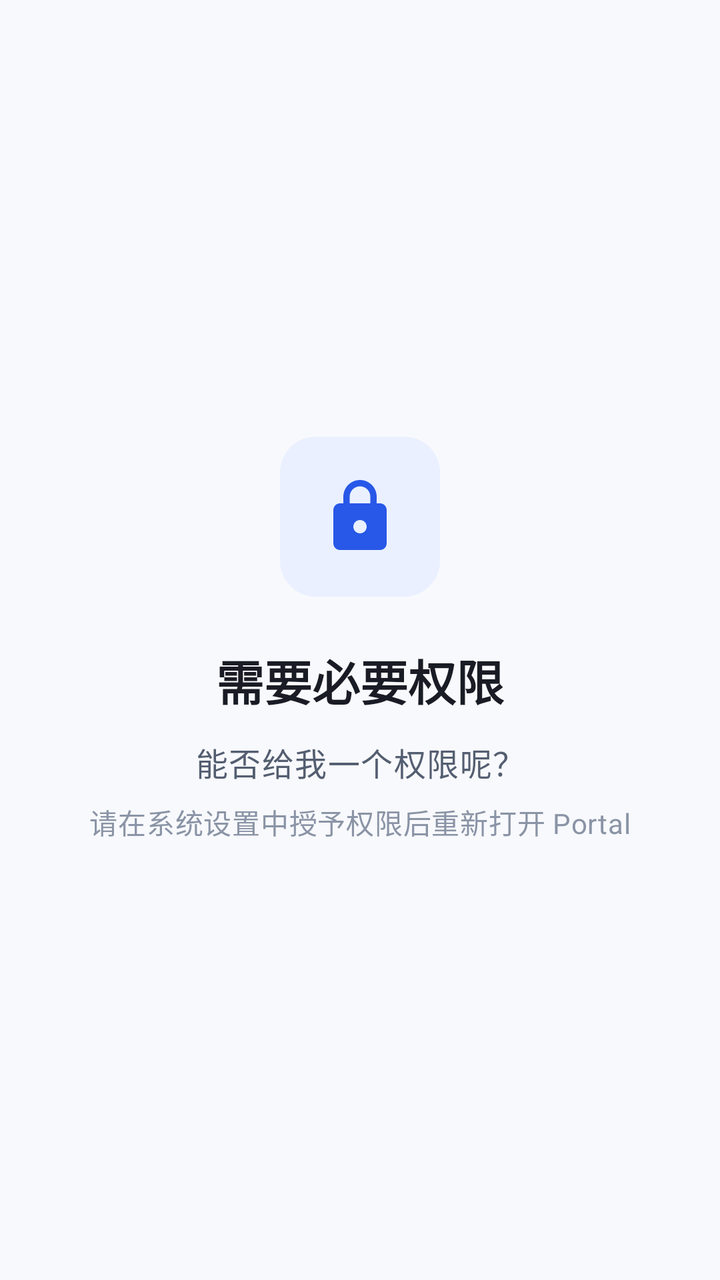
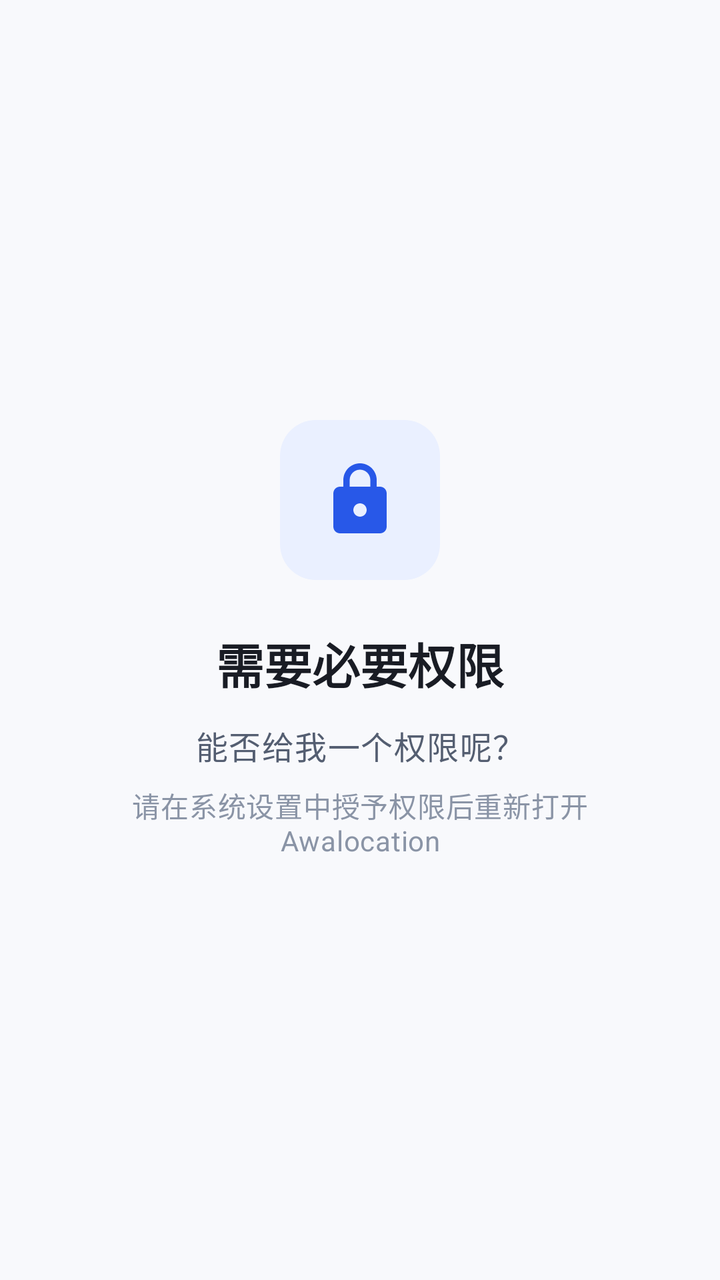

Two renders of the same Android screen: before a commit and after it. Below are the layout's source before the change and the commit's diff.
<!-- AndroidManifest.xml: application theme AppTheme -->
<!-- res/layout/activity_no_permission.xml -->
<?xml version="1.0" encoding="utf-8"?>
<LinearLayout xmlns:android="http://schemas.android.com/apk/res/android"
    xmlns:app="http://schemas.android.com/apk/res-auto"
    android:layout_width="match_parent" android:layout_height="match_parent"
    android:background="@color/portal_background" android:gravity="center"
    android:orientation="vertical" android:padding="32dp">
    <ImageView android:layout_width="80dp" android:layout_height="80dp"
        android:background="@drawable/bg_header_mark" android:contentDescription="@null"
        android:padding="20dp" app:srcCompat="@drawable/baseline_lock_24"
        app:tint="@color/portal_primary" />
    <TextView android:layout_width="wrap_content" android:layout_height="wrap_content"
        android:layout_marginTop="24dp" android:text="需要必要权限"
        android:textAppearance="@style/TextAppearance.Material3.HeadlineSmall"
        android:textColor="@color/portal_text_color" android:textStyle="bold" />
    <TextView android:layout_width="match_parent" android:layout_height="wrap_content"
        android:layout_marginTop="12dp" android:gravity="center"
        android:text="@string/request_permission" android:textAppearance="@style/TextAppearance.Material3.BodyLarge"
        android:textColor="@color/portal_on_surface_variant" />
    <TextView android:layout_width="match_parent" android:layout_height="wrap_content"
        android:layout_marginTop="8dp" android:gravity="center"
        android:text="请在系统设置中授予权限后重新打开 Portal"
        android:textAppearance="@style/TextAppearance.Material3.BodyMedium"
        android:textColor="@color/portal_hint_color" />
</LinearLayout>
<!-- resources referenced by this layout -->
<resources>
  <color name="portal_background">#F8F9FC</color>
  <color name="portal_hint_color">#8A94A6</color>
  <color name="portal_on_surface_variant">#545E71</color>
  <color name="portal_primary">#2858E8</color>
  <color name="portal_text_color">#191C24</color>
  <!-- drawable bg_header_mark (drawable) -->
  <?xml version="1.0" encoding="utf-8"?>
  <shape xmlns:android="http://schemas.android.com/apk/res/android" android:shape="rectangle">
      <solid android:color="@color/portal_primary_container" />
      <corners android:radius="18dp" />
  </shape>
  <style name="AppTheme" parent="Theme.Material3.DayNight.NoActionBar">
          <item name="colorPrimary">@color/portal_primary</item>
          <item name="colorOnPrimary">@color/portal_on_primary</item>
          <item name="colorPrimaryContainer">@color/portal_primary_container</item>
          <item name="colorOnPrimaryContainer">@color/portal_on_primary_container</item>
          <item name="colorSecondary">@color/portal_secondary</item>
          <item name="colorOnSecondary">@color/portal_on_secondary</item>
          <item name="colorSecondaryContainer">@color/portal_secondary_container</item>
          <item name="colorOnSecondaryContainer">@color/portal_on_secondary_container</item>
          <item name="colorSurface">@color/portal_surface</item>
          <item name="colorOnSurface">@color/portal_on_surface</item>
          <item name="colorSurfaceVariant">@color/portal_surface_variant</item>
          <item name="colorOnSurfaceVariant">@color/portal_on_surface_variant</item>
          <item name="colorOutline">@color/portal_outline</item>
          <item name="colorOutlineVariant">@color/portal_outline_variant</item>
          <item name="android:colorBackground">@color/portal_background</item>
          <item name="android:windowBackground">@color/portal_background</item>
          <item name="android:statusBarColor">@android:color/transparent</item>
          <item name="android:navigationBarColor">@android:color/transparent</item>
          <item name="android:windowDrawsSystemBarBackgrounds">true</item>
          <item name="android:windowLightStatusBar">true</item>
          <item name="android:windowLightNavigationBar" tools:targetApi="o_mr1">true</item>
          <item name="android:enforceNavigationBarContrast" tools:targetApi="q">false</item>
          <item name="windowActionModeOverlay">true</item>
          <item name="windowActionBar">false</item>
          <item name="windowNoTitle">true</item>
          <item name="colorControlHighlight">@color/theme_focused_touch</item>
          <item name="searchViewStyle">@style/Portal.SearchViewStyle</item>
          <item name="sliderStyle">@style/Portal.SliderTheme</item>
          <item name="materialAlertDialogTheme">@style/Portal.MaterialAlertDialog</item>
      </style>
  <color name="portal_primary_container">#EAF0FF</color>
  <color name="portal_on_primary">#FFFFFF</color>
  <color name="portal_on_primary_container">#12328A</color>
  <color name="portal_secondary">#4D596B</color>
  <color name="portal_on_secondary">#FFFFFF</color>
  <color name="portal_secondary_container">#E2E7EE</color>
  <color name="portal_on_secondary_container">#182330</color>
  <color name="portal_surface">#FFFFFF</color>
  <color name="portal_on_surface">#191C24</color>
  <color name="portal_surface_variant">#EEF2F7</color>
  <color name="portal_outline">#CFD7E4</color>
  <color name="portal_outline_variant">#E8ECF2</color>
  <style name="Portal.SearchViewStyle" parent="Widget.AppCompat.SearchView" />
  <style name="Portal.SliderTheme" parent="Widget.Material3.Slider">
          <item name="labelBehavior">gone</item>
      </style>
  <style name="Portal.MaterialAlertDialog" parent="ThemeOverlay.Material3.MaterialAlertDialog">
          <item name="shapeAppearanceCornerLarge">@style/Portal.ShapeAppearance.Dialog</item>
          <item name="colorSurface">@color/portal_surface</item>
      </style>
  <style name="Portal.ShapeAppearance.Dialog" parent="ShapeAppearance.Material3.Corner.Large">
          <item name="cornerSize">24dp</item>
      </style>
  <!-- unchanged entries left out for length: 3 -->
</resources>

<!-- the commit's change to res/layout/activity_no_permission.xml (unified diff, before → after) -->
@@ -2,23 +2,23 @@
 <LinearLayout xmlns:android="http://schemas.android.com/apk/res/android"
     xmlns:app="http://schemas.android.com/apk/res-auto"
     android:layout_width="match_parent" android:layout_height="match_parent"
-    android:background="@color/portal_background" android:gravity="center"
+    android:background="@color/awalocation_background" android:gravity="center"
     android:orientation="vertical" android:padding="32dp">
     <ImageView android:layout_width="80dp" android:layout_height="80dp"
         android:background="@drawable/bg_header_mark" android:contentDescription="@null"
         android:padding="20dp" app:srcCompat="@drawable/baseline_lock_24"
-        app:tint="@color/portal_primary" />
+        app:tint="@color/awalocation_primary" />
     <TextView android:layout_width="wrap_content" android:layout_height="wrap_content"
         android:layout_marginTop="24dp" android:text="需要必要权限"
         android:textAppearance="@style/TextAppearance.Material3.HeadlineSmall"
-        android:textColor="@color/portal_text_color" android:textStyle="bold" />
+        android:textColor="@color/awalocation_text_color" android:textStyle="bold" />
     <TextView android:layout_width="match_parent" android:layout_height="wrap_content"
         android:layout_marginTop="12dp" android:gravity="center"
         android:text="@string/request_permission" android:textAppearance="@style/TextAppearance.Material3.BodyLarge"
-        android:textColor="@color/portal_on_surface_variant" />
+        android:textColor="@color/awalocation_on_surface_variant" />
     <TextView android:layout_width="match_parent" android:layout_height="wrap_content"
         android:layout_marginTop="8dp" android:gravity="center"
-        android:text="请在系统设置中授予权限后重新打开 Portal"
+        android:text="请在系统设置中授予权限后重新打开 Awalocation"
         android:textAppearance="@style/TextAppearance.Material3.BodyMedium"
-        android:textColor="@color/portal_hint_color" />
+        android:textColor="@color/awalocation_hint_color" />
 </LinearLayout>
<!-- resource entries referenced after the edit -->
@@ -1,33 +1,33 @@
 <!-- resources referenced by this layout -->
 <resources>
-  <color name="portal_background">#F8F9FC</color>
-  <color name="portal_hint_color">#8A94A6</color>
-  <color name="portal_on_surface_variant">#545E71</color>
-  <color name="portal_primary">#2858E8</color>
-  <color name="portal_text_color">#191C24</color>
+  <color name="awalocation_background">#F8F9FC</color>
+  <color name="awalocation_hint_color">#8A94A6</color>
+  <color name="awalocation_on_surface_variant">#545E71</color>
+  <color name="awalocation_primary">#2858E8</color>
+  <color name="awalocation_text_color">#191C24</color>
   <!-- drawable bg_header_mark (drawable) -->
   <?xml version="1.0" encoding="utf-8"?>
   <shape xmlns:android="http://schemas.android.com/apk/res/android" android:shape="rectangle">
-      <solid android:color="@color/portal_primary_container" />
+      <solid android:color="@color/awalocation_primary_container" />
       <corners android:radius="18dp" />
   </shape>
   <style name="AppTheme" parent="Theme.Material3.DayNight.NoActionBar">
-          <item name="colorPrimary">@color/portal_primary</item>
-          <item name="colorOnPrimary">@color/portal_on_primary</item>
-          <item name="colorPrimaryContainer">@color/portal_primary_container</item>
-          <item name="colorOnPrimaryContainer">@color/portal_on_primary_container</item>
-          <item name="colorSecondary">@color/portal_secondary</item>
-          <item name="colorOnSecondary">@color/portal_on_secondary</item>
-          <item name="colorSecondaryContainer">@color/portal_secondary_container</item>
-          <item name="colorOnSecondaryContainer">@color/portal_on_secondary_container</item>
-          <item name="colorSurface">@color/portal_surface</item>
-          <item name="colorOnSurface">@color/portal_on_surface</item>
-          <item name="colorSurfaceVariant">@color/portal_surface_variant</item>
-          <item name="colorOnSurfaceVariant">@color/portal_on_surface_variant</item>
-          <item name="colorOutline">@color/portal_outline</item>
-          <item name="colorOutlineVariant">@color/portal_outline_variant</item>
-          <item name="android:colorBackground">@color/portal_background</item>
-          <item name="android:windowBackground">@color/portal_background</item>
+          <item name="colorPrimary">@color/awalocation_primary</item>
+          <item name="colorOnPrimary">@color/awalocation_on_primary</item>
+          <item name="colorPrimaryContainer">@color/awalocation_primary_container</item>
+          <item name="colorOnPrimaryContainer">@color/awalocation_on_primary_container</item>
+          <item name="colorSecondary">@color/awalocation_secondary</item>
+          <item name="colorOnSecondary">@color/awalocation_on_secondary</item>
+          <item name="colorSecondaryContainer">@color/awalocation_secondary_container</item>
+          <item name="colorOnSecondaryContainer">@color/awalocation_on_secondary_container</item>
+          <item name="colorSurface">@color/awalocation_surface</item>
+          <item name="colorOnSurface">@color/awalocation_on_surface</item>
+          <item name="colorSurfaceVariant">@color/awalocation_surface_variant</item>
+          <item name="colorOnSurfaceVariant">@color/awalocation_on_surface_variant</item>
+          <item name="colorOutline">@color/awalocation_outline</item>
+          <item name="colorOutlineVariant">@color/awalocation_outline_variant</item>
+          <item name="android:colorBackground">@color/awalocation_background</item>
+          <item name="android:windowBackground">@color/awalocation_background</item>
           <item name="android:statusBarColor">@android:color/transparent</item>
           <item name="android:navigationBarColor">@android:color/transparent</item>
           <item name="android:windowDrawsSystemBarBackgrounds">true</item>
@@ -38,31 +38,31 @@
           <item name="windowActionBar">false</item>
           <item name="windowNoTitle">true</item>
           <item name="colorControlHighlight">@color/theme_focused_touch</item>
-          <item name="searchViewStyle">@style/Portal.SearchViewStyle</item>
-          <item name="sliderStyle">@style/Portal.SliderTheme</item>
-          <item name="materialAlertDialogTheme">@style/Portal.MaterialAlertDialog</item>
+          <item name="searchViewStyle">@style/Awalocation.SearchViewStyle</item>
+          <item name="sliderStyle">@style/Awalocation.SliderTheme</item>
+          <item name="materialAlertDialogTheme">@style/Awalocation.MaterialAlertDialog</item>
       </style>
-  <color name="portal_primary_container">#EAF0FF</color>
-  <color name="portal_on_primary">#FFFFFF</color>
-  <color name="portal_on_primary_container">#12328A</color>
-  <color name="portal_secondary">#4D596B</color>
-  <color name="portal_on_secondary">#FFFFFF</color>
-  <color name="portal_secondary_container">#E2E7EE</color>
-  <color name="portal_on_secondary_container">#182330</color>
-  <color name="portal_surface">#FFFFFF</color>
-  <color name="portal_on_surface">#191C24</color>
-  <color name="portal_surface_variant">#EEF2F7</color>
-  <color name="portal_outline">#CFD7E4</color>
-  <color name="portal_outline_variant">#E8ECF2</color>
-  <style name="Portal.SearchViewStyle" parent="Widget.AppCompat.SearchView" />
-  <style name="Portal.SliderTheme" parent="Widget.Material3.Slider">
+  <color name="awalocation_primary_container">#EAF0FF</color>
+  <color name="awalocation_on_primary">#FFFFFF</color>
+  <color name="awalocation_on_primary_container">#12328A</color>
+  <color name="awalocation_secondary">#4D596B</color>
+  <color name="awalocation_on_secondary">#FFFFFF</color>
+  <color name="awalocation_secondary_container">#E2E7EE</color>
+  <color name="awalocation_on_secondary_container">#182330</color>
+  <color name="awalocation_surface">#FFFFFF</color>
+  <color name="awalocation_on_surface">#191C24</color>
+  <color name="awalocation_surface_variant">#EEF2F7</color>
+  <color name="awalocation_outline">#CFD7E4</color>
+  <color name="awalocation_outline_variant">#E8ECF2</color>
+  <style name="Awalocation.SearchViewStyle" parent="Widget.AppCompat.SearchView" />
+  <style name="Awalocation.SliderTheme" parent="Widget.Material3.Slider">
           <item name="labelBehavior">gone</item>
       </style>
-  <style name="Portal.MaterialAlertDialog" parent="ThemeOverlay.Material3.MaterialAlertDialog">
-          <item name="shapeAppearanceCornerLarge">@style/Portal.ShapeAppearance.Dialog</item>
-          <item name="colorSurface">@color/portal_surface</item>
+  <style name="Awalocation.MaterialAlertDialog" parent="ThemeOverlay.Material3.MaterialAlertDialog">
+          <item name="shapeAppearanceCornerLarge">@style/Awalocation.ShapeAppearance.Dialog</item>
+          <item name="colorSurface">@color/awalocation_surface</item>
       </style>
-  <style name="Portal.ShapeAppearance.Dialog" parent="ShapeAppearance.Material3.Corner.Large">
+  <style name="Awalocation.ShapeAppearance.Dialog" parent="ShapeAppearance.Material3.Corner.Large">
           <item name="cornerSize">24dp</item>
       </style>
   <!-- unchanged entries left out for length: 3 -->
